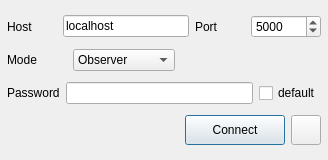
Before: the Qt Designer form qt4/Go4GUI/TGo4ConnectServer.ui in gsi-ee/go4, drawn with Qt 5.
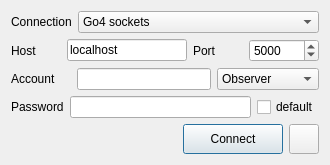
After: the same form once the commit is applied. Icons and pictures are not drawn.

Commit message: Added connection to http analysis server into Go4 analysis control button scheme. (still missing: proper disconnection without using browser menu) Added specification of username and password to TGo4AbstractInterface at ConnectHTTP. Added http server parameters to go4settings.

Diff of the .ui file:
```diff
--- a/qt4/Go4GUI/TGo4ConnectServer.ui
+++ b/qt4/Go4GUI/TGo4ConnectServer.ui
@@ -3,38 +3,76 @@
   <comment></comment>
   <exportmacro></exportmacro>
   <class>TGo4ConnectServer</class>
-  <widget class="QDialog" name="TGo4ConnectServer" >
-    <property name="geometry" >
+ <widget class="QDialog" name="TGo4ConnectServer">
+  <property name="geometry">
       <rect>
         <x>0</x>
         <y>0</y>
-        <width>328</width>
-        <height>160</height>
-      </rect>
-    </property>
-    <property name="windowTitle" >
+    <width>330</width>
+    <height>162</height>
+   </rect>
+  </property>
+  <property name="windowTitle">
       <string>Connect to server analysis</string>
     </property>
-    <layout class="QGridLayout" >
-      <property name="margin" >
-        <number>7</number>
-      </property>
-      <property name="spacing" >
-        <number>3</number>
-      </property>
-      <item row="0" column="0" >
-        <layout class="QHBoxLayout" >
+  <layout class="QGridLayout" name="gridLayout">
+   <item row="0" column="0">
+    <layout class="QHBoxLayout" name="horizontalLayout">
+     <item>
+      <widget class="QLabel" name="ServerLbl">
+       <property name="minimumSize">
+        <size>
+         <width>60</width>
+         <height>0</height>
+        </size>
+       </property>
+       <property name="text">
+        <string>Connection</string>
+       </property>
+       <property name="wordWrap">
+        <bool>false</bool>
+       </property>
+      </widget>
+     </item>
           <item>
-            <widget class="QLabel" name="TextLabel2_2" >
-              <property name="sizePolicy" >
-                <sizepolicy>
-                  <hsizetype>0</hsizetype>
-                  <vsizetype>5</vsizetype>
+      <widget class="QComboBox" name="ConnectionCombo">
+       <property name="sizePolicy">
+        <sizepolicy hsizetype="Expanding" vsizetype="Fixed">
                   <horstretch>0</horstretch>
                   <verstretch>0</verstretch>
                 </sizepolicy>
               </property>
-              <property name="minimumSize" >
+       <property name="minimumSize">
+        <size>
+         <width>100</width>
+         <height>0</height>
+        </size>
+       </property>
+       <item>
+        <property name="text">
+         <string>Go4 sockets</string>
+        </property>
+       </item>
+       <item>
+        <property name="text">
+         <string>HTTP server</string>
+        </property>
+       </item>
+      </widget>
+     </item>
+    </layout>
+   </item>
+   <item row="1" column="0">
+    <layout class="QHBoxLayout">
+     <item>
+      <widget class="QLabel" name="TextLabel2_2">
+       <property name="sizePolicy">
+        <sizepolicy hsizetype="Fixed" vsizetype="Preferred">
+         <horstretch>0</horstretch>
+         <verstretch>0</verstretch>
+        </sizepolicy>
+       </property>
+       <property name="minimumSize">
                 <size>
                   <width>50</width>
                   <height>0</height>
@@ -55,8 +93,8 @@
             </widget>
           </item>
           <item>
-            <widget class="QLineEdit" name="ClientNode" >
-              <property name="minimumSize" >
+      <widget class="QLineEdit" name="ClientNode">
+       <property name="minimumSize">
                 <size>
                   <width>100</width>
                   <height>0</height>
@@ -68,11 +106,9 @@
             </widget>
           </item>
           <item>
-            <widget class="QLabel" name="TextLabel2_3" >
-              <property name="sizePolicy" >
-                <sizepolicy>
-                  <hsizetype>0</hsizetype>
-                  <vsizetype>5</vsizetype>
+      <widget class="QLabel" name="TextLabel2_3">
+       <property name="sizePolicy">
+        <sizepolicy hsizetype="Fixed" vsizetype="Preferred">
                   <horstretch>0</horstretch>
                   <verstretch>0</verstretch>
                 </sizepolicy>
@@ -92,8 +128,8 @@
             </widget>
           </item>
           <item>
-            <widget class="QSpinBox" name="PortNumber" >
-              <property name="minimumSize" >
+      <widget class="QSpinBox" name="PortNumber">
+       <property name="minimumSize">
                 <size>
                   <width>70</width>
                   <height>0</height>
@@ -102,13 +138,13 @@
               <property name="buttonSymbols" >
                 <enum>QAbstractSpinBox::UpDownArrows</enum>
               </property>
-              <property name="maximum" >
-                <number>10000</number>
-              </property>
-              <property name="minimum" >
+       <property name="minimum">
                 <number>1000</number>
               </property>
-              <property name="value" >
+       <property name="maximum">
+        <number>10000</number>
+       </property>
+       <property name="value">
                 <number>5000</number>
               </property>
               <property name="toolTip" stdset="0" >
@@ -118,27 +154,43 @@
           </item>
         </layout>
       </item>
-      <item row="1" column="0" >
-        <layout class="QHBoxLayout" >
+   <item row="2" column="0">
+    <layout class="QHBoxLayout" name="horizontalLayout_2">
           <item>
-            <widget class="QLabel" name="ModeLbl" >
-              <property name="minimumSize" >
+      <widget class="QLabel" name="ModeLbl">
+       <property name="minimumSize">
                 <size>
                   <width>60</width>
                   <height>0</height>
                 </size>
               </property>
-              <property name="text" >
-                <string>Mode</string>
-              </property>
-              <property name="wordWrap" >
+       <property name="text">
+        <string>Account</string>
+       </property>
+       <property name="wordWrap">
                 <bool>false</bool>
               </property>
             </widget>
           </item>
           <item>
-            <widget class="QComboBox" name="ModeCombo" >
-              <property name="minimumSize" >
+      <widget class="QLineEdit" name="AccountEdit">
+       <property name="enabled">
+        <bool>true</bool>
+       </property>
+       <property name="toolTip">
+        <string>account name at web server</string>
+       </property>
+       <property name="inputMethodHints">
+        <set>Qt::ImhNone</set>
+       </property>
+       <property name="echoMode">
+        <enum>QLineEdit::Normal</enum>
+       </property>
+      </widget>
+     </item>
+     <item>
+      <widget class="QComboBox" name="ModeCombo">
+       <property name="minimumSize">
                 <size>
                   <width>100</width>
                   <height>0</height>
@@ -159,31 +211,20 @@
                   <string>Administrator</string>
                 </property>
               </item>
-            </widget>
-          </item>
-          <item>
-            <spacer name="spacer51" >
-              <property name="sizeHint" >
-                <size>
-                  <width>40</width>
-                  <height>20</height>
-                </size>
-              </property>
-              <property name="sizeType" >
-                <enum>QSizePolicy::Expanding</enum>
-              </property>
-              <property name="orientation" >
-                <enum>Qt::Horizontal</enum>
-              </property>
-            </spacer>
-          </item>
-        </layout>
-      </item>
-      <item row="2" column="0" >
-        <layout class="QHBoxLayout" >
+       <item>
+        <property name="text">
+         <string>other...</string>
+        </property>
+       </item>
+      </widget>
+     </item>
+    </layout>
+   </item>
+   <item row="3" column="0">
+    <layout class="QHBoxLayout">
           <item>
-            <widget class="QLabel" name="textLabel4" >
-              <property name="text" >
+      <widget class="QLabel" name="textLabel4">
+       <property name="text">
                 <string>Password</string>
               </property>
               <property name="wordWrap" >
@@ -192,55 +233,61 @@
             </widget>
           </item>
           <item>
-            <widget class="QLineEdit" name="PasswordEdit" >
-              <property name="echoMode" >
+      <widget class="QLineEdit" name="PasswordEdit">
+       <property name="toolTip">
+        <string>password</string>
+       </property>
+       <property name="echoMode">
                 <enum>QLineEdit::Password</enum>
               </property>
             </widget>
           </item>
           <item>
-            <widget class="QCheckBox" name="DefaultPassCheck" >
-              <property name="text" >
+      <widget class="QCheckBox" name="DefaultPassCheck">
+       <property name="toolTip">
+        <string>if selected use Go4 default passwords for login role</string>
+       </property>
+       <property name="text">
                 <string>default</string>
               </property>
             </widget>
           </item>
         </layout>
       </item>
-      <item row="3" column="0" >
-        <layout class="QHBoxLayout" >
+   <item row="4" column="0">
+    <layout class="QHBoxLayout">
           <item>
-            <spacer name="spacer257" >
-              <property name="sizeHint" >
+      <spacer name="spacer257">
+       <property name="orientation">
+        <enum>Qt::Horizontal</enum>
+       </property>
+       <property name="sizeType">
+        <enum>QSizePolicy::Expanding</enum>
+       </property>
+       <property name="sizeHint" stdset="0">
                 <size>
                   <width>210</width>
                   <height>20</height>
                 </size>
               </property>
-              <property name="sizeType" >
-                <enum>QSizePolicy::Expanding</enum>
-              </property>
-              <property name="orientation" >
-                <enum>Qt::Horizontal</enum>
-              </property>
             </spacer>
           </item>
           <item>
-            <widget class="QPushButton" name="ConnectBtn" >
-              <property name="text" >
+      <widget class="QPushButton" name="ConnectBtn">
+       <property name="minimumSize">
+        <size>
+         <width>100</width>
+         <height>30</height>
+        </size>
+       </property>
+       <property name="text">
                 <string>Connect</string>
               </property>
-              <property name="minimumSize" >
-                <size>
-                  <width>100</width>
-                  <height>30</height>
-                </size>
-              </property>
             </widget>
           </item>
           <item>
-            <widget class="QToolButton" name="CloseBtn" >
-              <property name="minimumSize" >
+      <widget class="QToolButton" name="CloseBtn">
+       <property name="minimumSize">
                 <size>
                   <width>30</width>
                   <height>30</height>
@@ -264,7 +311,8 @@
       </item>
     </layout>
   </widget>
-  <layoutdefault spacing="6" margin="11" />
+ <layoutdefault spacing="6" margin="11"/>
+ <resources/>
   <connections>
     <connection>
       <sender>CloseBtn</sender>
```
Left out of the diff: 115 changed lines with no effect on the pictures. Lines whose indentation alone changed are shown as unchanged. The commit also changes 8 other files.
